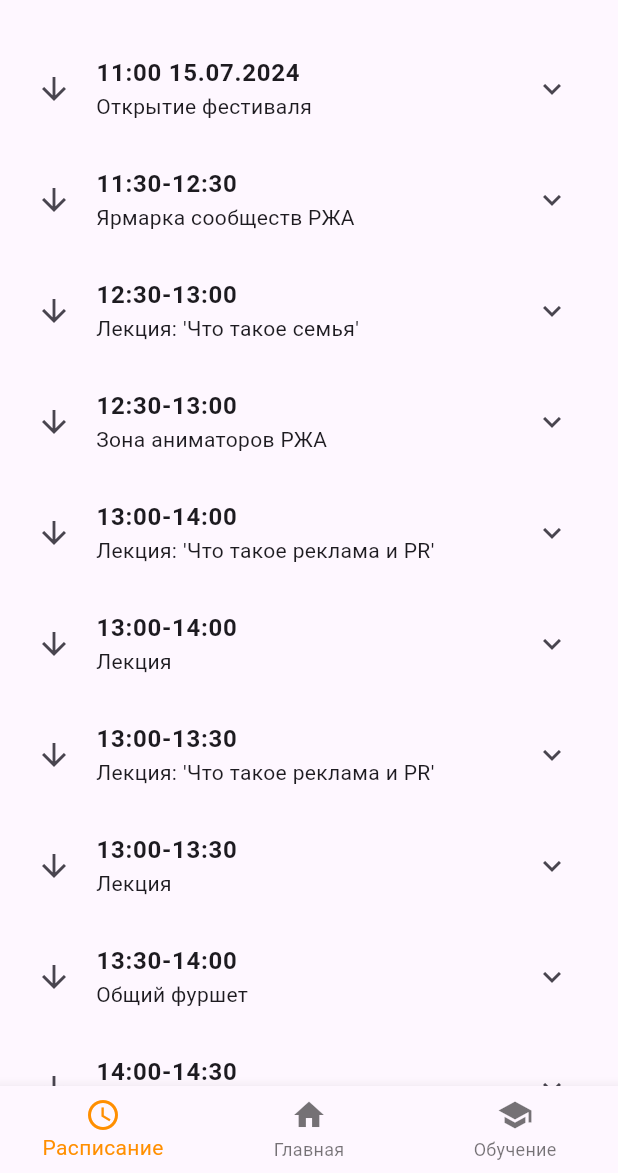
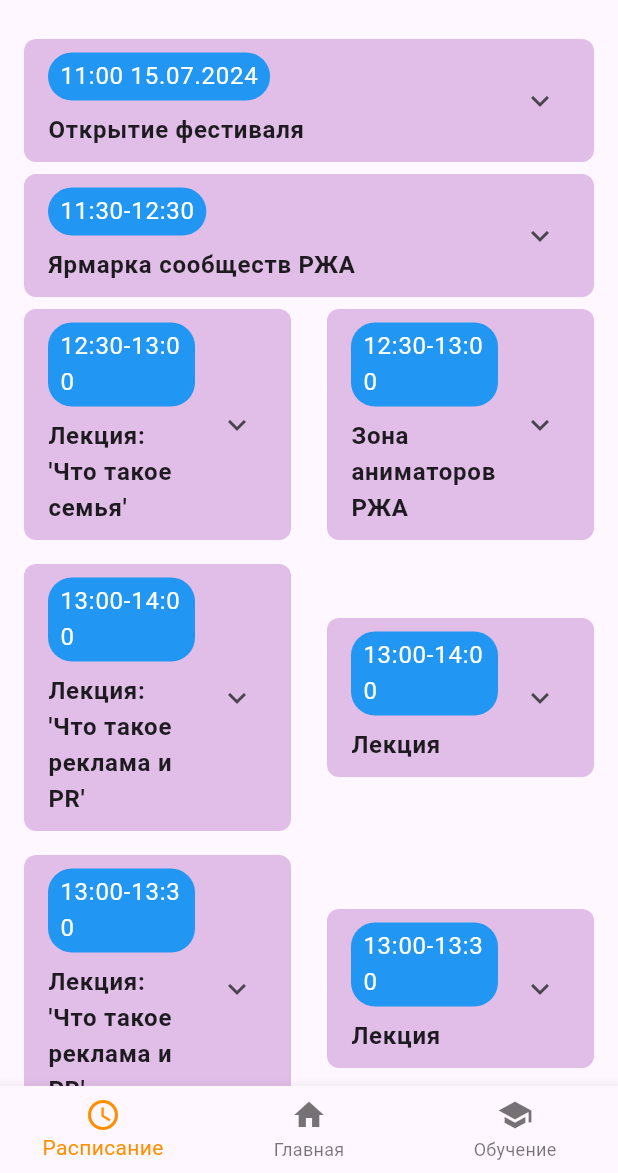
Before and after one commit to Gidrex/education-app, a Flutter app: the screen it shows after launch, on a phone screen of 412 x 824 dp, the part 63-1236 px from its top. Run offline on Flutter 3.47's test engine with Material 3 defaults, Android fonts, the light colour scheme and no system bars.

Commit message:
its working

```diff
--- a/flutter_app/lib/main.dart
+++ b/flutter_app/lib/main.dart
@@ -23,8 +23,8 @@ class _FestivalHomePageState extends State<FestivalHomePage> {
 
   static List<Widget> _widgetOptions = <Widget>[
     FestivalSchedulePage(),
-    Text('Главная', style: TextStyle(fontSize: 24, fontWeight: FontWeight.bold)),
-    Text('Обучение', style: TextStyle(fontSize: 24, fontWeight: FontWeight.bold)),
+    Center(child: Text('Главная', style: TextStyle(fontSize: 24, fontWeight: FontWeight.bold))),
+    Center(child: Text('Обучение', style: TextStyle(fontSize: 24, fontWeight: FontWeight.bold))),
   ];
 
   void _onItemTapped(int index) {
@@ -45,14 +45,17 @@ class _FestivalHomePageState extends State<FestivalHomePage> {
           BottomNavigationBarItem(
             icon: Icon(Icons.schedule),
             label: 'Расписание',
+            backgroundColor: Colors.purple,
           ),
           BottomNavigationBarItem(
             icon: Icon(Icons.home),
             label: 'Главная',
+            backgroundColor: Colors.purple,
           ),
           BottomNavigationBarItem(
             icon: Icon(Icons.school),
             label: 'Обучение',
+            backgroundColor: Colors.purple,
           ),
         ],
         currentIndex: _selectedIndex,
@@ -74,7 +77,7 @@ class FestivalSchedulePage extends StatelessWidget {
           title: "Открытие фестиваля",
           location: "Лекторий 1",
           speaker: "Организатор мероприятия",
-          color: Colors.purple[200]!,
+          color: Colors.purple[100]!,
         ),
         ScheduleSection(
           time: "11:30-12:30",
@@ -83,54 +86,84 @@ class FestivalSchedulePage extends StatelessWidget {
           speaker: "Сообщества РЖА",
           color: Colors.purple[100]!,
         ),
-        ScheduleSection(
+        Row(
+          children: [
+            Expanded(
+              child: ScheduleSection(
                 time: "12:30-13:00",
                 title: "Лекция: 'Что такое семья'",
                 location: "Лекторий 2",
                 speaker: "Клара Бернаскони",
-          color: Colors.purple[200]!,
+                color: Colors.purple[100]!,
               ),
-        ScheduleSection(
+            ),
+            SizedBox(width: 8.0),
+            Expanded(
+              child: ScheduleSection(
                 time: "12:30-13:00",
                 title: "Зона аниматоров РЖА",
                 location: "Общая зона 'Оpen space'",
                 speaker: "",
                 color: Colors.purple[100]!,
               ),
-        ScheduleSection(
+            ),
+          ],
+        ),
+        SizedBox(height: 8.0),
+        Row(
+          children: [
+            Expanded(
+              child: ScheduleSection(
                 time: "13:00-14:00",
                 title: "Лекция: 'Что такое реклама и PR'",
                 location: "Лекторий 1",
                 speaker: "Михаил Иванов",
-          color: Colors.purple[200]!,
+                color: Colors.purple[100]!,
               ),
-        ScheduleSection(
+            ),
+            SizedBox(width: 8.0),
+            Expanded(
+              child: ScheduleSection(
                 time: "13:00-14:00",
                 title: "Лекция",
                 location: "Секция 3",
                 speaker: "",
                 color: Colors.purple[100]!,
               ),
-        ScheduleSection(
+            ),
+          ],
+        ),
+        SizedBox(height: 8.0),
+        Row(
+          children: [
+            Expanded(
+              child: ScheduleSection(
                 time: "13:00-13:30",
                 title: "Лекция: 'Что такое реклама и PR'",
                 location: "Лекторий 2",
                 speaker: "",
-          color: Colors.purple[200]!,
+                color: Colors.purple[100]!,
               ),
-        ScheduleSection(
+            ),
+            SizedBox(width: 8.0),
+            Expanded(
+              child: ScheduleSection(
                 time: "13:00-13:30",
                 title: "Лекция",
                 location: "Секция 4",
                 speaker: "",
                 color: Colors.purple[100]!,
               ),
+            ),
+          ],
+        ),
+        SizedBox(height: 8.0),
         ScheduleSection(
           time: "13:30-14:00",
           title: "Общий фуршет",
           location: "Кухня",
           speaker: "",
-          color: Colors.purple[200]!,
+          color: Colors.purple[100]!,
         ),
         ScheduleSection(
           time: "14:00-14:30",
@@ -144,7 +177,7 @@ class FestivalSchedulePage extends StatelessWidget {
           title: "Пение на жестовом языке",
           location: "Лекторий 1",
           speaker: "",
-          color: Colors.purple[200]!,
+          color: Colors.purple[100]!,
         ),
         ScheduleSection(
           time: "15:00-15:30",
@@ -158,7 +191,7 @@ class FestivalSchedulePage extends StatelessWidget {
           title: "Закрытие фестиваля",
           location: "Лекторий 1",
           speaker: "",
-          color: Colors.purple[200]!,
+          color: Colors.purple[300]!,
         ),
       ],
     );
@@ -182,13 +215,35 @@ class ScheduleSection extends StatelessWidget {
 
   @override
   Widget build(BuildContext context) {
-    return ExpansionTile(
-      leading: Icon(Icons.arrow_downward),
-      title: Text(
+    return Padding(
+      padding: const EdgeInsets.symmetric(vertical: 4.0, horizontal: 8.0),
+      child: Container(
+        decoration: BoxDecoration(
+          color: color,
+          borderRadius: BorderRadius.circular(8.0),
+        ),
+        child: ExpansionTile(
+          title: Column(
+            crossAxisAlignment: CrossAxisAlignment.start,
+            children: [
+              Container(
+                padding: EdgeInsets.symmetric(horizontal: 8.0, vertical: 4.0),
+                decoration: BoxDecoration(
+                  color: Colors.blue,
+                  borderRadius: BorderRadius.circular(16.0),
+                ),
+                child: Text(
                   time,
+                  style: TextStyle(color: Colors.white),
+                ),
+              ),
+              SizedBox(height: 8.0),
+              Text(
+                title,
                 style: TextStyle(fontWeight: FontWeight.bold),
               ),
-      subtitle: Text(title),
+            ],
+          ),
           children: [
             Padding(
               padding: const EdgeInsets.all(8.0),
@@ -204,6 +259,8 @@ class ScheduleSection extends StatelessWidget {
               ),
             ),
           ],
+        ),
+      ),
     );
   }
 }
```
Lines whose indentation alone changed are shown as unchanged.
